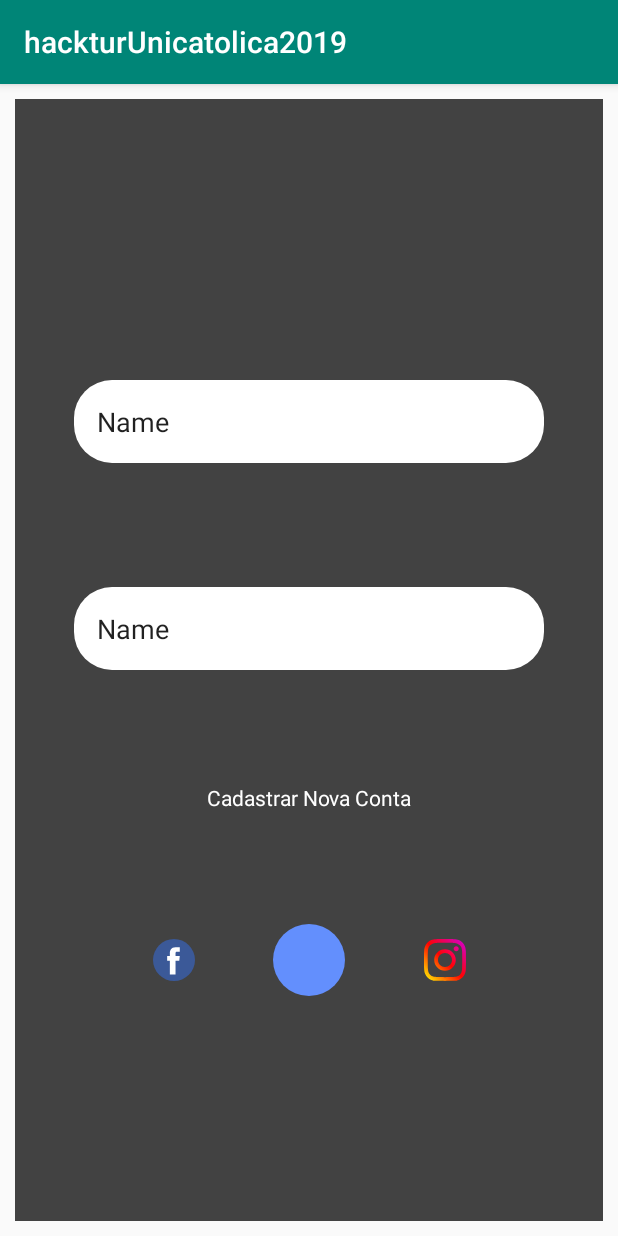
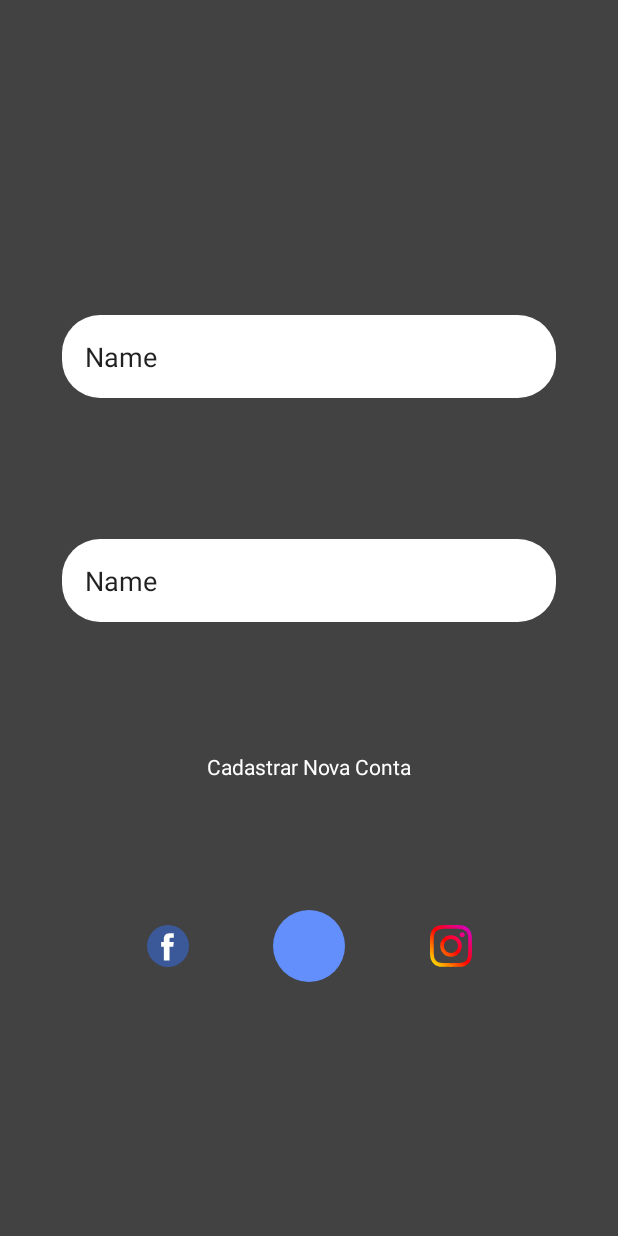
Before and after one commit to pedrohsantana1/hackturUnicatolica2019, an Android app: the screen it shows after launch (MainActivity), on a phone screen of 412 x 824 dp. Run offline under Robolectric (Android 15) with nearby library versions, the phone set to English and light mode, and no system bars.

Commit message:
feat: remoção do ActionBar do Styles

```diff
--- a/app/src/main/res/layout/activity_main.xml
+++ b/app/src/main/res/layout/activity_main.xml
@@ -7,13 +7,16 @@
     tools:context=".views.activity.MainActivity">
 
     <fragment
+        android:id="@+id/fragment2"
         android:name="androidx.navigation.fragment.NavHostFragment"
+
         android:layout_width="match_parent"
-
-        android:layout_height="match_parent" app:navGraph="@navigation/navigation_graph" app:defaultNavHost="true"
-        android:id="@+id/fragment2" app:layout_constraintStart_toStartOf="parent"
-        app:layout_constraintEnd_toEndOf="parent" app:layout_constraintBottom_toBottomOf="parent"
-        app:layout_constraintTop_toTopOf="parent" android:layout_marginEnd="10dp"
-        android:layout_marginStart="10dp" android:layout_marginTop="10dp" android:layout_marginBottom="10dp"/>
+        android:layout_height="match_parent"
+        app:defaultNavHost="true"
+        app:layout_constraintBottom_toBottomOf="parent"
+        app:layout_constraintEnd_toEndOf="parent"
+        app:layout_constraintStart_toStartOf="parent"
+        app:layout_constraintTop_toTopOf="parent"
+        app:navGraph="@navigation/navigation_graph" />
 
 </androidx.constraintlayout.widget.ConstraintLayout>
--- a/app/src/main/res/values/styles.xml
+++ b/app/src/main/res/values/styles.xml
@@ -1,7 +1,7 @@
 <resources>
 
     <!-- Base application theme. -->
-    <style name="AppTheme" parent="Theme.AppCompat.Light.DarkActionBar">
+    <style name="AppTheme" parent="Theme.AppCompat.Light.NoActionBar">
         <!-- Customize your theme here. -->
         <item name="colorPrimary">@color/colorPrimary</item>
         <item name="colorPrimaryDark">@color/colorPrimaryDark</item>
```
